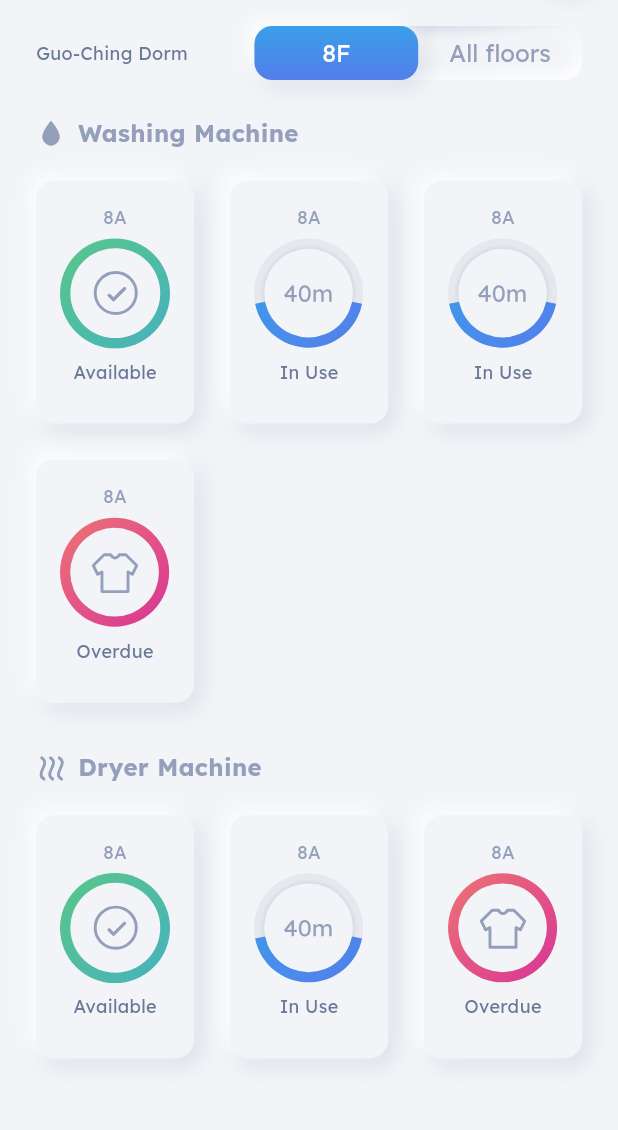
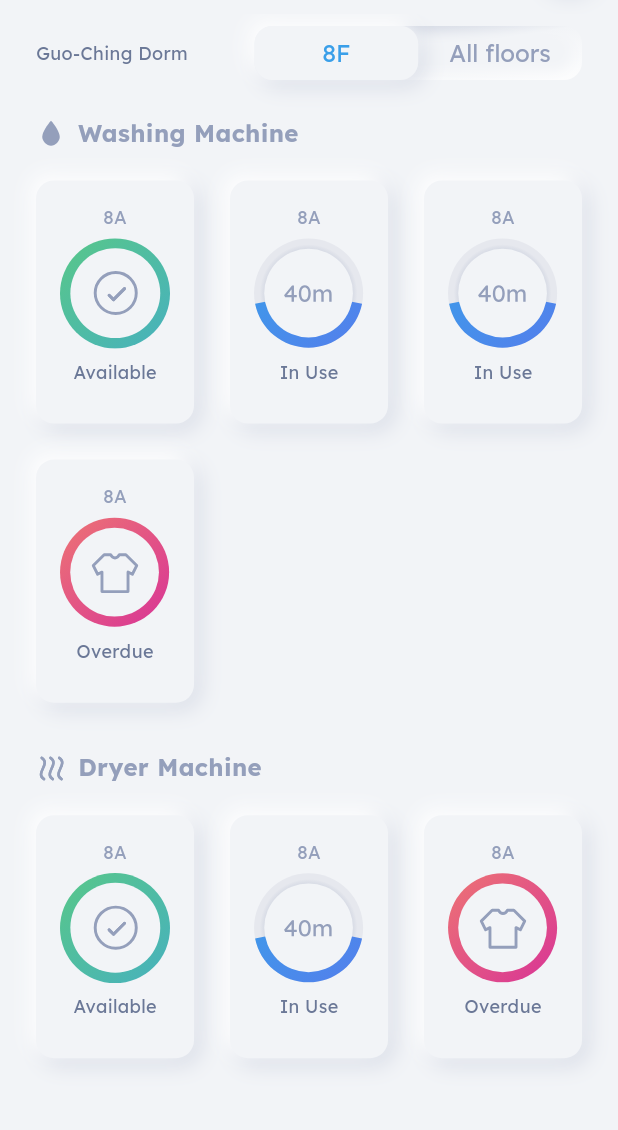
Before and after one commit to FooJiaYin/laundry-savior, a Flutter app: the screen it shows after launch, scrolled down 164 dp, on a phone screen of 412 x 824 dp, the part 82-1212 px from its top. Run offline on Flutter 3.47's test engine with Material 2 defaults, Android fonts, the phone set to English and light mode, and no system bars; our stand-ins replace dio, flutter_svg, shared_preferences.

Commit message:
feat: Change floor selecter style

```diff
--- a/lib/views/components/neumorphic_container.dart
+++ b/lib/views/components/neumorphic_container.dart
@@ -45,10 +45,11 @@ class NeumorphicContainer extends CardContainer {
         CardContainer(
           margin: margin,
           padding: padding,
+          borderRadius: borderRadius,
           gradient: gradient ?? LinearGradient(
             transform: GradientRotation(shadowRotation),
             colors: [
-              ThemeColors.grey.withOpacity(0.2),
+              ThemeColors.grey.withOpacity(0.5),
               backgroundColor,
               Colors.white.withOpacity(1),
             ],
@@ -58,6 +59,7 @@ class NeumorphicContainer extends CardContainer {
         CardContainer(
           margin: margin,
           padding: padding,
+          borderRadius: borderRadius,
           backgroundColor: Colors.transparent,
           shadows: shadows,
           child: child,
--- a/lib/views/components/neumorphic_toggle.dart
+++ b/lib/views/components/neumorphic_toggle.dart
@@ -1,3 +1,4 @@
+// ignore_for_file: public_member_api_docs, sort_constructors_first
 import 'package:flutter/material.dart';
 
 import '../../theme/theme.dart';
@@ -6,14 +7,18 @@ import 'neumorphic_container.dart';
 class NeumorphicToggle extends StatefulWidget {
   const NeumorphicToggle({
     Key? key,
+    // this.selectedIndex = 0,
+    this.height = 48,
+    this.radius,
+    this.gradient,
     required this.optionWidgets,
-    this.height = 48,
-    // this.selectedIndex = 0,
     this.onChanged,
   }) : super(key: key);
 
   final double height;
   // final int selectedIndex;
+  final double? radius;
+  final Gradient? gradient;
   final List<Widget> optionWidgets;
   final ValueChanged<int>? onChanged;
 
@@ -23,7 +28,7 @@ class NeumorphicToggle extends StatefulWidget {
 
 class _NeumorphicToggleState extends State<NeumorphicToggle> {
   int selectedIndex = 0;
-  Duration animationDuration = const Duration(milliseconds: 400);
+  Duration animationDuration = const Duration(milliseconds: 200);
 
   Alignment _alignment(int idx) {
     var percentX = selectedIndex / (widget.optionWidgets.length - 1);
@@ -46,10 +51,11 @@ class _NeumorphicToggleState extends State<NeumorphicToggle> {
           height: widget.height,
           child: Stack(
             children: [
-              const NeumorphicContainer(
+              NeumorphicContainer(
                 pressed: true,
                 shadowRotation: 1.4,
-                gradient: LinearGradient(
+                borderRadius: widget.radius ?? Dimensions.cardRadius,
+                gradient: const LinearGradient(
                   transform: GradientRotation(1.4),
                   stops: [0.3, 0.5, 0.7],
                   colors: [
@@ -58,7 +64,7 @@ class _NeumorphicToggleState extends State<NeumorphicToggle> {
                     Colors.white,
                   ],
                 ),
-                child: SizedBox.expand(),
+                child: const SizedBox.expand(),
               ),
               AnimatedAlign(
                 alignment: _alignment(selectedIndex),
@@ -66,9 +72,11 @@ class _NeumorphicToggleState extends State<NeumorphicToggle> {
                 child: FractionallySizedBox(
                   widthFactor: 1 / widget.optionWidgets.length,
                   heightFactor: 1,
-                  child: const NeumorphicContainer(
-                    gradient: ThemeColors.blueLinearGradient,
-                    child: SizedBox.expand(),
+                  child: NeumorphicContainer(
+                    borderRadius: widget.radius ?? Dimensions.cardRadius,
+                    gradient: widget.gradient,
+                    // shadows: ThemeDecoration.circleShadow,
+                    child: const SizedBox.expand(),
                   ),
                 ),
               ),
@@ -83,7 +91,11 @@ class _NeumorphicToggleState extends State<NeumorphicToggle> {
                           child: AnimatedDefaultTextStyle(
                             duration: animationDuration,
                             style: ThemeFont.title(
-                              color: selectedIndex == e.key ? Colors.white : ThemeColors.grey,
+                              color: selectedIndex == e.key
+                                  ? widget.gradient != null
+                                      ? Colors.white
+                                      : ThemeColors.primaryColor
+                                  : ThemeColors.grey,
                               // fontWeight: selectedIndex == e.key ? FontWeight.bold : FontWeight.normal,
                             ),
                             child: e.value,
```
